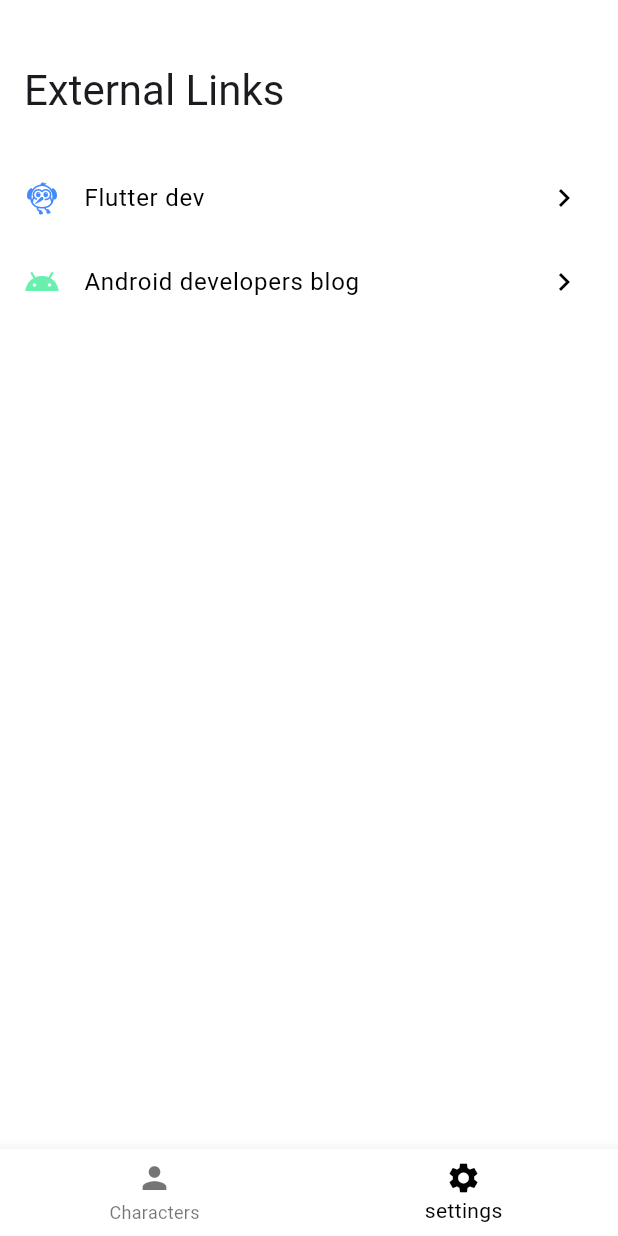
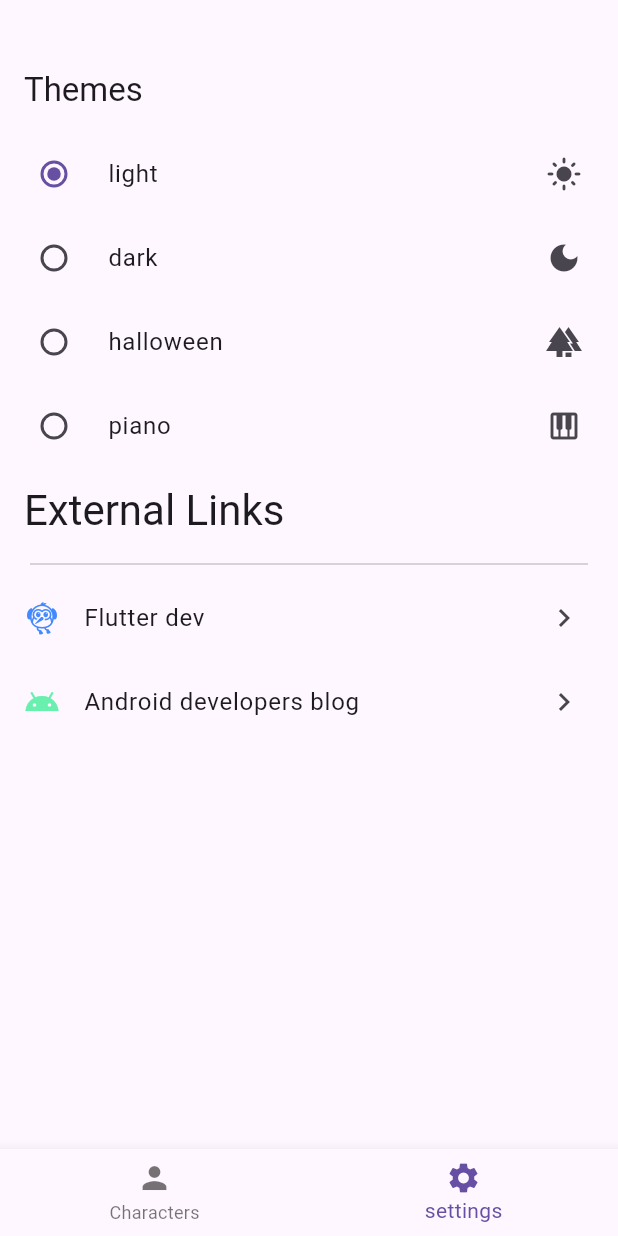
Before and after one commit to Juniorbasck/App-Rick-and-Morty-Flutter, a Flutter app: the screen it shows after launch, item 2 of the bottom bar chosen, on a phone screen of 412 x 824 dp. Run offline on Flutter 3.47's test engine with Material 3 defaults, Android fonts, the light colour scheme and no system bars; our stand-ins replace bloc, bloc_concurrency, device_preview, dio, equatable, flutter_bloc and 6 more; network calls fail; Roboto replaces fonts that are missing (Aclonica).

Commit message:
THEMES WORKING FINALLY

```diff
--- a/lib/main.dart
+++ b/lib/main.dart
@@ -1,9 +1,11 @@
 import 'package:device_preview/device_preview.dart';
 import 'package:flutter/material.dart';
+import 'package:flutter_bloc/flutter_bloc.dart';
+import 'package:get_it/get_it.dart';
 import 'package:ricka_and_morty/home/page/home_page.dart';
 import 'package:ricka_and_morty/injection.dart';
 import 'package:ricka_and_morty/shared/theme/aplication_theme.dart';
-import 'package:ricka_and_morty/shared/theme/data/app_theme.dart';
+import 'package:ricka_and_morty/shared/theme/data/cubit/theme_cubit.dart';
 
 void main() async {
   WidgetsFlutterBinding.ensureInitialized();
@@ -22,10 +24,24 @@ class RickAndMortyApp extends StatelessWidget {
 
   @override
   Widget build(BuildContext context) {
-    return MaterialApp(
-      title: 'Flutter Demo',
-      theme: AplicationTheme.themes[AppTheme.piano]?.data,
-      home: const HomePage(),
+    return BlocProvider<ThemeCubit>(
+      create: (_) => GetIt.I.get<ThemeCubit>(),
+      child: const _App(),
     );
   }
 }
+
+class _App extends StatelessWidget {
+  const _App();
+
+  @override
+  Widget build(BuildContext context) {
+    return BlocBuilder<ThemeCubit, String>(
+      builder: (_, state) => MaterialApp(
+        title: 'Rick and Morty',
+        theme: AplicationTheme.byName(state)?.data,
+        home: const HomePage(),
+      ),
+    );
+  }
+}
--- a/lib/settings/presentation/widgets/settings_widget.dart
+++ b/lib/settings/presentation/widgets/settings_widget.dart
@@ -1,17 +1,41 @@
 import 'package:flutter/material.dart';
+import 'package:flutter_bloc/flutter_bloc.dart';
 import 'package:ricka_and_morty/shared/extensions/settings_extensions.dart';
+import 'package:ricka_and_morty/shared/theme/aplication_theme.dart';
+import 'package:ricka_and_morty/shared/theme/data/app_theme.dart';
+import 'package:ricka_and_morty/shared/theme/data/cubit/theme_cubit.dart';
 
 class SettingsWidget extends StatelessWidget {
   const SettingsWidget({super.key});
 
   @override
   Widget build(BuildContext context) {
+    return BlocBuilder<ThemeCubit, String>(
+      builder: (context, state) {
         return ListView(
           children: [
             Column(
               children: [
                 const SizedBox(
                   height: 32.0,
+                ),
+                ListTile(
+                  title: Text(
+                    'Themes',
+                    style: Theme.of(context).textTheme.titleLarge,
+                  ),
+                ),
+                ...AplicationTheme.themes.values.map(
+                  (model) => RadioListTile(
+                    title: Text(model.theme.title),
+                    secondary: model.icon,
+                    value: model,
+                    groupValue: AplicationTheme.byName(state),
+                    onChanged: (value) =>
+                        context.read<ThemeCubit>().changeTheme(
+                              value?.theme?.name ?? AppTheme.light.name,
+                            ),
+                  ),
                 ),
                 ListTile(
                   title: Text(
@@ -46,5 +70,7 @@ class SettingsWidget extends StatelessWidget {
             ),
           ],
         );
+      },
+    );
   }
 }
--- a/lib/shared/theme/aplication_theme.dart
+++ b/lib/shared/theme/aplication_theme.dart
@@ -4,6 +4,14 @@ import 'package:ricka_and_morty/shared/theme/data/app_theme.dart';
 import 'package:ricka_and_morty/shared/theme/data/app_theme_model.dart';
 
 class AplicationTheme {
+  static AppThemeModel? byName(String themeName) {
+    try {
+      return themes[AppTheme.values.byName(themeName)];
+    } catch (_) {
+      return themes.entries.first.value;
+    }
+  }
+
   static final themes = {
     AppTheme.light: AppThemeModel(
       theme: AppTheme.light,
@@ -14,6 +22,7 @@ class AplicationTheme {
           elevation: 4.0,
         ),
       ),
+      icon: const Icon(Icons.light_mode),
     ),
     AppTheme.dark: AppThemeModel(
       theme: AppTheme.dark,
@@ -21,6 +30,7 @@ class AplicationTheme {
         useMaterial3: true,
         brightness: Brightness.dark,
       ),
+      icon: const Icon(Icons.dark_mode),
     ),
     AppTheme.halloween: AppThemeModel(
       theme: AppTheme.halloween,
@@ -30,6 +40,7 @@ class AplicationTheme {
         textTheme: GoogleFonts.emilysCandyTextTheme(),
         colorScheme: ColorScheme.fromSwatch(primarySwatch: Colors.orange),
       ),
+      icon: const Icon(Icons.forest),
     ),
     AppTheme.piano: AppThemeModel(
       theme: AppTheme.piano,
@@ -59,6 +70,7 @@ class AplicationTheme {
           ),
         ),
       ),
+      icon: const Icon(Icons.piano),
     ),
   };
 }
--- a/lib/shared/theme/data/app_theme_model.dart
+++ b/lib/shared/theme/data/app_theme_model.dart
@@ -5,8 +5,10 @@ class AppThemeModel {
   AppThemeModel({
     required this.theme,
     required this.data,
+    required this.icon,
   });
 
   final AppTheme theme;
   final ThemeData data;
+  final Icon icon;
 }
--- /dev/null
+++ b/lib/shared/theme/data/cubit/theme_cubit.dart
@@ -0,0 +1,15 @@
+import 'package:flutter_bloc/flutter_bloc.dart';
+import 'package:injectable/injectable.dart';
+import 'package:ricka_and_morty/shared/theme/data/app_theme_repository.dart';
+
+@injectable
+class ThemeCubit extends Cubit<String> {
+  ThemeCubit(this._repository) : super(_repository.theme ?? '');
+
+  final AppThemeRepository _repository;
+
+  void changeTheme(String themeName) {
+    _repository.changeTheme(themeName);
+    emit(themeName);
+  }
+}
--- a/pubspec.yaml
+++ b/pubspec.yaml
@@ -46,6 +46,7 @@ dependencies:
   url_launcher: ^6.3.1
   device_preview: ^1.2.0
   google_fonts: ^6.2.1
+  shared_preferences: ^2.3.3
 
 dev_dependencies:
   flutter_test:
```
Also changed, not shown: lib/preferences/preferences_module.dart (added, +10 -0 lines), lib/shared/theme/data/app_theme_repository.dart (added, +32 -0 lines), lib/injection.config.dart, pubspec.lock. Lines whose indentation alone changed are shown as unchanged.
